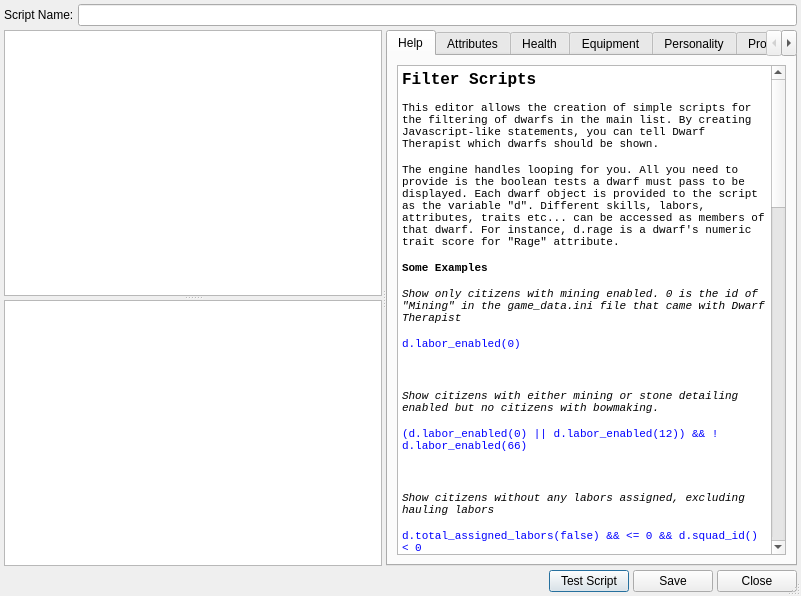
This is src/scriptdialog.ui in Dwarf-Therapist/Dwarf-Therapist as Qt 5 draws it before an edit. The edited form follows.
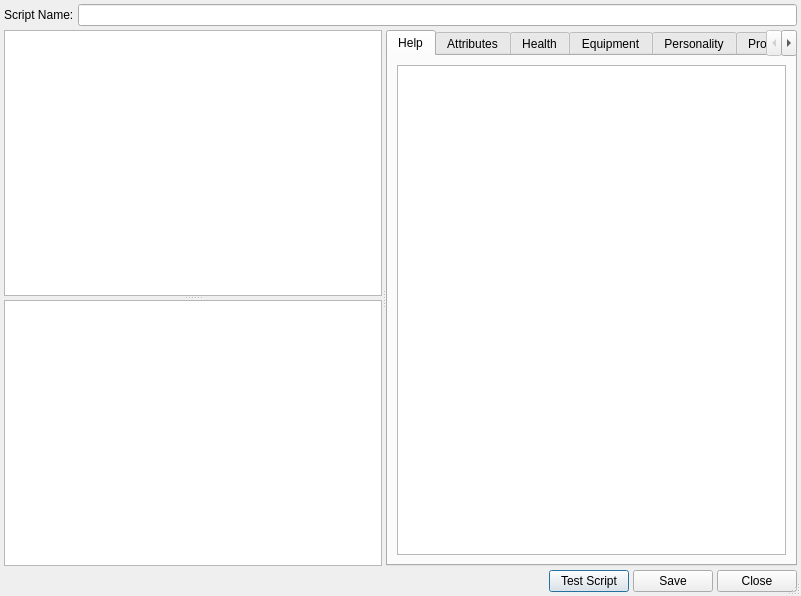
This is the edited form. Icons and pictures are not drawn.

Commit message:
Use adaptive colors in script editor help.
Also made documentation text bigger.

Patch:
```diff
--- a/src/scriptdialog.ui
+++ b/src/scriptdialog.ui
@@ -107,88 +107,9 @@
        <layout class="QVBoxLayout" name="verticalLayout_2">
         <item>
          <widget class="QTextEdit" name="text_help">
-          <property name="font">
-           <font>
-            <family>Courier New</family>
-           </font>
-          </property>
           <property name="readOnly">
            <bool>true</bool>
           </property>
-          <property name="html">
-           <string>&lt;!DOCTYPE HTML PUBLIC &quot;-//W3C//DTD HTML 4.0//EN&quot; &quot;http://www.w3.org/TR/REC-html40/strict.dtd&quot;&gt;
-&lt;html&gt;&lt;head&gt;&lt;meta name=&quot;qrichtext&quot; content=&quot;1&quot; /&gt;&lt;style type=&quot;text/css&quot;&gt;
-p, li { white-space: pre-wrap; }
-&lt;/style&gt;&lt;/head&gt;&lt;body style=&quot; font-family:'Courier New'; font-size:8.25pt; font-weight:400; font-style:normal;&quot;&gt;
-&lt;p style=&quot; margin-top:12px; margin-bottom:12px; margin-left:0px; margin-right:0px; -qt-block-indent:0; text-indent:0px;&quot;&gt;&lt;span style=&quot; font-family:'MS Shell Dlg 2'; font-size:12pt; font-weight:600;&quot;&gt;Filter Scripts&lt;/span&gt;&lt;/p&gt;
-&lt;p style=&quot; margin-top:12px; margin-bottom:12px; margin-left:0px; margin-right:0px; -qt-block-indent:0; text-indent:0px;&quot;&gt;&lt;span style=&quot; font-family:'MS Shell Dlg 2'; font-size:8pt;&quot;&gt;This editor allows the creation of simple scripts for the filtering of dwarfs in the main list. By creating Javascript-like statements, you can tell Dwarf Therapist which dwarfs should be shown.&lt;/span&gt;&lt;/p&gt;
-&lt;p style=&quot; margin-top:12px; margin-bottom:12px; margin-left:0px; margin-right:0px; -qt-block-indent:0; text-indent:0px;&quot;&gt;&lt;span style=&quot; font-family:'MS Shell Dlg 2'; font-size:8pt;&quot;&gt;The engine handles looping for you. All you need to provide is the boolean tests a dwarf must pass to be displayed. Each dwarf object is provided to the script as the variable &amp;quot;d&amp;quot;. Different skills, labors, attributes, traits etc... can be accessed as members of that dwarf. For instance, d.rage is a dwarf's numeric trait score for &amp;quot;Rage&amp;quot; attribute.&lt;/span&gt;&lt;/p&gt;
-&lt;p style=&quot; margin-top:12px; margin-bottom:12px; margin-left:0px; margin-right:0px; -qt-block-indent:0; text-indent:0px;&quot;&gt;&lt;span style=&quot; font-family:'MS Shell Dlg 2'; font-size:8pt; font-weight:600;&quot;&gt;Some Examples&lt;/span&gt;&lt;/p&gt;
-&lt;p style=&quot; margin-top:12px; margin-bottom:12px; margin-left:0px; margin-right:0px; -qt-block-indent:0; text-indent:0px;&quot;&gt;&lt;span style=&quot; font-family:'MS Shell Dlg 2'; font-size:8pt; font-style:italic;&quot;&gt;Show only citizens with mining enabled. &lt;/span&gt;&lt;span style=&quot; font-family:'MS Shell Dlg 2'; font-size:8pt; font-style:italic; color:#000000;&quot;&gt;0 is the id of &amp;quot;Mining&amp;quot; in the game_data.ini file that came with Dwarf Therapist&lt;/span&gt;&lt;/p&gt;
-&lt;p style=&quot; margin-top:12px; margin-bottom:12px; margin-left:0px; margin-right:0px; -qt-block-indent:0; text-indent:0px;&quot;&gt;&lt;span style=&quot; font-family:'Courier New,courier'; font-size:8pt; color:#0000ff;&quot;&gt;d.labor_enabled(0)&lt;/span&gt;&lt;/p&gt;
-&lt;p style=&quot;-qt-paragraph-type:empty; margin-top:12px; margin-bottom:12px; margin-left:0px; margin-right:0px; -qt-block-indent:0; text-indent:0px; font-family:'Courier New,courier'; font-size:8pt; color:#0000ff;&quot;&gt;&lt;br /&gt;&lt;/p&gt;
-&lt;p style=&quot; margin-top:12px; margin-bottom:12px; margin-left:0px; margin-right:0px; -qt-block-indent:0; text-indent:0px;&quot;&gt;&lt;span style=&quot; font-family:'MS Shell Dlg 2'; font-size:8pt; font-style:italic;&quot;&gt;Show citizens with either mining or stone detailing enabled but no citizens with bowmaking.&lt;/span&gt;&lt;/p&gt;
-&lt;p style=&quot; margin-top:12px; margin-bottom:12px; margin-left:0px; margin-right:0px; -qt-block-indent:0; text-indent:0px;&quot;&gt;&lt;span style=&quot; font-family:'Courier New,courier'; font-size:8pt; color:#0000ff;&quot;&gt;(d.labor_enabled(0) || d.labor_enabled(12)) &amp;amp;&amp;amp; !d.labor_enabled(66)&lt;/span&gt;&lt;/p&gt;
-&lt;p style=&quot;-qt-paragraph-type:empty; margin-top:12px; margin-bottom:12px; margin-left:0px; margin-right:0px; -qt-block-indent:0; text-indent:0px; font-size:8pt;&quot;&gt;&lt;br /&gt;&lt;/p&gt;
-&lt;p style=&quot; margin-top:12px; margin-bottom:12px; margin-left:0px; margin-right:0px; -qt-block-indent:0; text-indent:0px;&quot;&gt;&lt;span style=&quot; font-family:'MS Shell Dlg 2'; font-size:8pt; font-style:italic;&quot;&gt;Show citizens without any labors assigned, excluding hauling labors&lt;/span&gt;&lt;/p&gt;
-&lt;p style=&quot; margin-top:12px; margin-bottom:12px; margin-left:0px; margin-right:0px; -qt-block-indent:0; text-indent:0px;&quot;&gt;&lt;span style=&quot; font-family:'Courier New,courier'; font-size:8pt; color:#0000ff;&quot;&gt;d.total_assigned_labors(false) &amp;amp;&amp;amp; &amp;lt;= 0 &amp;amp;&amp;amp; d.squad_id() &amp;lt; 0&lt;/span&gt;&lt;/p&gt;
-&lt;p style=&quot;-qt-paragraph-type:empty; margin-top:12px; margin-bottom:12px; margin-left:0px; margin-right:0px; -qt-block-indent:0; text-indent:0px; font-size:8pt;&quot;&gt;&lt;br /&gt;&lt;/p&gt;
-&lt;p style=&quot; margin-top:12px; margin-bottom:12px; margin-left:0px; margin-right:0px; -qt-block-indent:0; text-indent:0px;&quot;&gt;&lt;span style=&quot; font-family:'MS Shell Dlg 2'; font-size:8pt; font-style:italic;&quot;&gt;Show citizens without noble positions and with either no material preferences, or no item preferences&lt;/span&gt;&lt;/p&gt;
-&lt;p style=&quot; margin-top:12px; margin-bottom:12px; margin-left:0px; margin-right:0px; -qt-block-indent:0; text-indent:0px;&quot;&gt;&lt;span style=&quot; font-family:'Courier New,courier'; font-size:8pt; color:#0000ff;&quot;&gt;d.noble_position() == &amp;quot;&amp;quot; &amp;amp;&amp;amp; (!d.has_preference('','Items') &amp;amp;&amp;amp; !d.has_preference('','Materials')) || !d.has_preference('','Items') || !d.has_preference('','Materials')&lt;/span&gt;&lt;/p&gt;
-&lt;p style=&quot;-qt-paragraph-type:empty; margin-top:12px; margin-bottom:12px; margin-left:0px; margin-right:0px; -qt-block-indent:0; text-indent:0px; font-size:8pt;&quot;&gt;&lt;br /&gt;&lt;/p&gt;
-&lt;p style=&quot; margin-top:12px; margin-bottom:12px; margin-left:0px; margin-right:0px; -qt-block-indent:0; text-indent:0px;&quot;&gt;&lt;span style=&quot; font-family:'MS Shell Dlg 2'; font-size:8pt; font-weight:600;&quot;&gt;General Unit Methods&lt;/span&gt;&lt;/p&gt;
-&lt;p style=&quot; margin-top:12px; margin-bottom:12px; margin-left:0px; margin-right:0px; -qt-block-indent:0; text-indent:0px;&quot;&gt;&lt;span style=&quot; font-family:'MS Shell Dlg 2'; font-size:8pt; font-style:italic;&quot;&gt;The following methods can be called on the &amp;quot;d&amp;quot; object to get more information about a unit.&lt;/span&gt;&lt;/p&gt;
-&lt;p style=&quot; margin-top:12px; margin-bottom:12px; margin-left:0px; margin-right:0px; -qt-block-indent:0; text-indent:0px;&quot;&gt;&lt;span style=&quot; font-family:'MS Shell Dlg 2'; font-size:8pt; color:#aa0000;&quot;&gt;string &lt;/span&gt;&lt;span style=&quot; font-family:'MS Shell Dlg 2'; font-size:8pt; font-weight:600;&quot;&gt;nice_name&lt;/span&gt;&lt;span style=&quot; font-family:'MS Shell Dlg 2'; font-size:8pt;&quot;&gt;()&lt;/span&gt;&lt;/p&gt;
-&lt;p style=&quot; margin-top:12px; margin-bottom:12px; margin-left:0px; margin-right:0px; -qt-block-indent:0; text-indent:0px;&quot;&gt;&lt;span style=&quot; font-family:'MS Shell Dlg 2'; font-size:8pt; color:#aa0000;&quot;&gt;string &lt;/span&gt;&lt;span style=&quot; font-family:'MS Shell Dlg 2'; font-size:8pt; font-weight:600;&quot;&gt;nickname&lt;/span&gt;&lt;span style=&quot; font-family:'MS Shell Dlg 2'; font-size:8pt;&quot;&gt;()&lt;/span&gt;&lt;/p&gt;
-&lt;p style=&quot; margin-top:12px; margin-bottom:12px; margin-left:0px; margin-right:0px; -qt-block-indent:0; text-indent:0px;&quot;&gt;&lt;span style=&quot; font-family:'MS Shell Dlg 2'; font-size:8pt; color:#aa0000;&quot;&gt;bool&lt;/span&gt;&lt;span style=&quot; font-family:'MS Shell Dlg 2'; font-size:8pt;&quot;&gt; &lt;/span&gt;&lt;span style=&quot; font-family:'MS Shell Dlg 2'; font-size:8pt; font-weight:600;&quot;&gt;name_matches&lt;/span&gt;&lt;span style=&quot; font-family:'MS Shell Dlg 2'; font-size:8pt;&quot;&gt;(&lt;/span&gt;&lt;span style=&quot; font-family:'MS Shell Dlg 2'; font-size:8pt; color:#aa0000;&quot;&gt;string&lt;/span&gt;&lt;span style=&quot; font-family:'MS Shell Dlg 2'; font-size:8pt;&quot;&gt; &lt;/span&gt;&lt;span style=&quot; font-family:'MS Shell Dlg 2'; font-size:8pt; color:#0000ff;&quot;&gt;val&lt;/span&gt;&lt;span style=&quot; font-family:'MS Shell Dlg 2'; font-size:8pt;&quot;&gt;) &lt;/span&gt;&lt;span style=&quot; font-family:'MS Shell Dlg 2'; font-size:8pt; font-style:italic;&quot;&gt;**case insensitive search in the unit's full name&lt;/span&gt;&lt;/p&gt;
-&lt;p style=&quot; margin-top:12px; margin-bottom:12px; margin-left:0px; margin-right:0px; -qt-block-indent:0; text-indent:0px;&quot;&gt;&lt;span style=&quot; font-family:'MS Shell Dlg 2'; font-size:8pt; color:#aa0000;&quot;&gt;int &lt;/span&gt;&lt;span style=&quot; font-family:'MS Shell Dlg 2'; font-size:8pt; font-weight:600; color:#000000;&quot;&gt;get_gender&lt;/span&gt;&lt;span style=&quot; font-family:'MS Shell Dlg 2'; font-size:8pt;&quot;&gt;() **&lt;/span&gt;&lt;span style=&quot; font-family:'MS Shell Dlg 2'; font-size:8pt; font-style:italic;&quot;&gt;unknown = -1, female = 0, male = 1&lt;/span&gt;&lt;/p&gt;
-&lt;p style=&quot; margin-top:12px; margin-bottom:12px; margin-left:0px; margin-right:0px; -qt-block-indent:0; text-indent:0px;&quot;&gt;&lt;span style=&quot; font-family:'MS Shell Dlg 2'; font-size:8pt; color:#aa0000;&quot;&gt;bool &lt;/span&gt;&lt;span style=&quot; font-family:'MS Shell Dlg 2'; font-size:8pt; font-weight:600; color:#000000;&quot;&gt;is_male&lt;/span&gt;&lt;span style=&quot; font-family:'MS Shell Dlg 2'; font-size:8pt;&quot;&gt;()&lt;/span&gt;&lt;/p&gt;
-&lt;p style=&quot; margin-top:12px; margin-bottom:12px; margin-left:0px; margin-right:0px; -qt-block-indent:0; text-indent:0px;&quot;&gt;&lt;span style=&quot; font-family:'MS Shell Dlg 2'; font-size:8pt; color:#aa0000;&quot;&gt;bool &lt;/span&gt;&lt;span style=&quot; font-family:'MS Shell Dlg 2'; font-size:8pt; font-weight:600; color:#000000;&quot;&gt;is_female&lt;/span&gt;&lt;span style=&quot; font-family:'MS Shell Dlg 2'; font-size:8pt;&quot;&gt;()&lt;/span&gt;&lt;/p&gt;
-&lt;p style=&quot; margin-top:12px; margin-bottom:12px; margin-left:0px; margin-right:0px; -qt-block-indent:0; text-indent:0px;&quot;&gt;&lt;span style=&quot; font-family:'MS Shell Dlg 2'; font-size:8pt; color:#aa0000;&quot;&gt;int &lt;/span&gt;&lt;span style=&quot; font-family:'MS Shell Dlg 2'; font-size:8pt; font-weight:600; color:#000000;&quot;&gt;get_orientation&lt;/span&gt;&lt;span style=&quot; font-family:'MS Shell Dlg 2'; font-size:8pt;&quot;&gt;() **&lt;/span&gt;&lt;span style=&quot; font-family:'MS Shell Dlg 2'; font-size:8pt; font-style:italic;&quot;&gt;asexual=0, bisexual=1, homosexual=2,heterosexual=3&lt;/span&gt;&lt;/p&gt;
-&lt;p style=&quot; margin-top:12px; margin-bottom:12px; margin-left:0px; margin-right:0px; -qt-block-indent:0; text-indent:0px;&quot;&gt;&lt;span style=&quot; font-family:'MS Shell Dlg 2'; font-size:8pt; color:#aa0000;&quot;&gt;int &lt;/span&gt;&lt;span style=&quot; font-family:'MS Shell Dlg 2'; font-size:8pt; font-weight:600; color:#000000;&quot;&gt;same_sex_commitment&lt;/span&gt;&lt;span style=&quot; font-family:'MS Shell Dlg 2'; font-size:8pt;&quot;&gt;() **uninterested&lt;/span&gt;&lt;span style=&quot; font-family:'MS Shell Dlg 2'; font-size:8pt; font-style:italic;&quot;&gt;=0, lover=1, marriage=2&lt;/span&gt;&lt;/p&gt;
-&lt;p style=&quot; margin-top:12px; margin-bottom:12px; margin-left:0px; margin-right:0px; -qt-block-indent:0; text-indent:0px;&quot;&gt;&lt;span style=&quot; font-family:'MS Shell Dlg 2'; font-size:8pt; color:#aa0000;&quot;&gt;int &lt;/span&gt;&lt;span style=&quot; font-family:'MS Shell Dlg 2'; font-size:8pt; font-weight:600; color:#000000;&quot;&gt;other_sex_commitment&lt;/span&gt;&lt;span style=&quot; font-family:'MS Shell Dlg 2'; font-size:8pt;&quot;&gt;() **uninterested&lt;/span&gt;&lt;span style=&quot; font-family:'MS Shell Dlg 2'; font-size:8pt; font-style:italic;&quot;&gt;=0, lover=1, marriage=2&lt;/span&gt;&lt;/p&gt;
-&lt;p style=&quot; margin-top:12px; margin-bottom:12px; margin-left:0px; margin-right:0px; -qt-block-indent:0; text-indent:0px;&quot;&gt;&lt;span style=&quot; font-family:'MS Shell Dlg 2'; font-size:8pt; color:#aa0000;&quot;&gt;bool &lt;/span&gt;&lt;span style=&quot; font-family:'MS Shell Dlg 2'; font-size:8pt; font-weight:600;&quot;&gt;is_baby&lt;/span&gt;&lt;span style=&quot; font-family:'MS Shell Dlg 2'; font-size:8pt;&quot;&gt;()&lt;/span&gt;&lt;/p&gt;
-&lt;p style=&quot; margin-top:12px; margin-bottom:12px; margin-left:0px; margin-right:0px; -qt-block-indent:0; text-indent:0px;&quot;&gt;&lt;span style=&quot; font-family:'MS Shell Dlg 2'; font-size:8pt; color:#aa0000;&quot;&gt;bool &lt;/span&gt;&lt;span style=&quot; font-family:'MS Shell Dlg 2'; font-size:8pt; font-weight:600;&quot;&gt;is_child&lt;/span&gt;&lt;span style=&quot; font-family:'MS Shell Dlg 2'; font-size:8pt;&quot;&gt;()&lt;/span&gt;&lt;/p&gt;
-&lt;p style=&quot; margin-top:12px; margin-bottom:12px; margin-left:0px; margin-right:0px; -qt-block-indent:0; text-indent:0px;&quot;&gt;&lt;span style=&quot; font-family:'MS Shell Dlg 2'; font-size:8pt; color:#aa0000;&quot;&gt;bool &lt;/span&gt;&lt;span style=&quot; font-family:'MS Shell Dlg 2'; font-size:8pt; font-weight:600;&quot;&gt;is_adult&lt;/span&gt;&lt;span style=&quot; font-family:'MS Shell Dlg 2'; font-size:8pt;&quot;&gt;()&lt;/span&gt;&lt;/p&gt;
-&lt;p style=&quot; margin-top:12px; margin-bottom:12px; margin-left:0px; margin-right:0px; -qt-block-indent:0; text-indent:0px;&quot;&gt;&lt;span style=&quot; font-family:'MS Shell Dlg 2'; font-size:8pt; color:#aa0000;&quot;&gt;bool &lt;/span&gt;&lt;span style=&quot; font-family:'MS Shell Dlg 2'; font-size:8pt; font-weight:600;&quot;&gt;is_citizen&lt;/span&gt;&lt;span style=&quot; font-family:'MS Shell Dlg 2'; font-size:8pt;&quot;&gt;() &lt;/span&gt;&lt;span style=&quot; font-family:'MS Shell Dlg 2'; font-size:8pt; font-style:italic;&quot;&gt;**not a visitor/guest ie. can have labors enabled&lt;/span&gt;&lt;/p&gt;
-&lt;p style=&quot; margin-top:12px; margin-bottom:12px; margin-left:0px; margin-right:0px; -qt-block-indent:0; text-indent:0px;&quot;&gt;&lt;span style=&quot; font-family:'MS Shell Dlg 2'; font-size:8pt; color:#aa0000;&quot;&gt;int &lt;/span&gt;&lt;span style=&quot; font-family:'MS Shell Dlg 2'; font-size:8pt; font-weight:600;&quot;&gt;current_job_id()&lt;/span&gt;&lt;/p&gt;
-&lt;p style=&quot; margin-top:12px; margin-bottom:12px; margin-left:0px; margin-right:0px; -qt-block-indent:0; text-indent:0px;&quot;&gt;&lt;span style=&quot; font-family:'MS Shell Dlg 2'; font-size:8pt; color:#aa0000;&quot;&gt;string &lt;/span&gt;&lt;span style=&quot; font-family:'MS Shell Dlg 2'; font-size:8pt; font-weight:600;&quot;&gt;noble_position&lt;/span&gt;&lt;span style=&quot; font-family:'MS Shell Dlg 2'; font-size:8pt;&quot;&gt;() &lt;/span&gt;&lt;span style=&quot; font-family:'MS Shell Dlg 2'; font-size:8pt; font-style:italic;&quot;&gt;**returns a comma separated list of the unit's noble positions&lt;/span&gt;&lt;/p&gt;
-&lt;p style=&quot; margin-top:12px; margin-bottom:12px; margin-left:0px; margin-right:0px; -qt-block-indent:0; text-indent:0px;&quot;&gt;&lt;span style=&quot; font-family:'MS Shell Dlg 2'; font-size:8pt; color:#aa0000;&quot;&gt;int &lt;/span&gt;&lt;span style=&quot; font-family:'MS Shell Dlg 2'; font-size:8pt; font-weight:600;&quot;&gt;get_raw_happiness&lt;/span&gt;&lt;span style=&quot; font-family:'MS Shell Dlg 2'; font-size:8pt;&quot;&gt;()&lt;/span&gt;&lt;/p&gt;
-&lt;p style=&quot; margin-top:12px; margin-bottom:12px; margin-left:0px; margin-right:0px; -qt-block-indent:0; text-indent:0px;&quot;&gt;&lt;span style=&quot; font-family:'MS Shell Dlg 2'; font-size:8pt; color:#aa0000;&quot;&gt;int &lt;/span&gt;&lt;span style=&quot; font-family:'MS Shell Dlg 2'; font-size:8pt; font-weight:600;&quot;&gt;body_size()&lt;/span&gt;&lt;/p&gt;
-&lt;p style=&quot; margin-top:12px; margin-bottom:12px; margin-left:0px; margin-right:0px; -qt-block-indent:0; text-indent:0px;&quot;&gt;&lt;span style=&quot; font-family:'MS Shell Dlg 2'; font-size:8pt; color:#aa0000;&quot;&gt;int &lt;/span&gt;&lt;span style=&quot; font-family:'MS Shell Dlg 2'; font-size:8pt; font-weight:600;&quot;&gt;migration_wave()&lt;/span&gt;&lt;/p&gt;
-&lt;p style=&quot; margin-top:12px; margin-bottom:12px; margin-left:0px; margin-right:0px; -qt-block-indent:0; text-indent:0px;&quot;&gt;&lt;span style=&quot; font-family:'MS Shell Dlg 2'; font-size:8pt; color:#aa0000;&quot;&gt;bool &lt;/span&gt;&lt;span style=&quot; font-family:'MS Shell Dlg 2'; font-size:8pt; font-weight:600;&quot;&gt;is_cursed&lt;/span&gt;&lt;span style=&quot; font-family:'MS Shell Dlg 2'; font-size:8pt;&quot;&gt;()&lt;/span&gt;&lt;/p&gt;
-&lt;p style=&quot; margin-top:12px; margin-bottom:12px; margin-left:0px; margin-right:0px; -qt-block-indent:0; text-indent:0px;&quot;&gt;&lt;span style=&quot; font-family:'MS Shell Dlg 2'; font-size:8pt; color:#aa0000;&quot;&gt;string &lt;/span&gt;&lt;span style=&quot; font-family:'MS Shell Dlg 2'; font-size:8pt; font-weight:600;&quot;&gt;curse_name&lt;/span&gt;&lt;span style=&quot; font-family:'MS Shell Dlg 2'; font-size:8pt;&quot;&gt;()&lt;/span&gt;&lt;span style=&quot; font-family:'MS Shell Dlg 2'; font-size:8pt; font-style:italic;&quot;&gt; **if the unit is cursed, returns their true name&lt;/span&gt;&lt;/p&gt;
-&lt;p style=&quot; margin-top:12px; margin-bottom:12px; margin-left:0px; margin-right:0px; -qt-block-indent:0; text-indent:0px;&quot;&gt;&lt;span style=&quot; font-family:'MS Shell Dlg 2'; font-size:8pt; color:#aa0000;&quot;&gt;int &lt;/span&gt;&lt;span style=&quot; font-family:'MS Shell Dlg 2'; font-size:8pt; font-weight:600;&quot;&gt;get_age()&lt;/span&gt;&lt;/p&gt;
-&lt;p style=&quot; margin-top:12px; margin-bottom:12px; margin-left:0px; margin-right:0px; -qt-block-indent:0; text-indent:0px;&quot;&gt;&lt;span style=&quot; font-family:'MS Shell Dlg 2'; font-size:8pt; color:#aa0000;&quot;&gt;int &lt;/span&gt;&lt;span style=&quot; font-family:'MS Shell Dlg 2'; font-size:8pt; font-weight:600;&quot;&gt;get_birth_time()&lt;/span&gt;&lt;/p&gt;
-&lt;p style=&quot; margin-top:12px; margin-bottom:12px; margin-left:0px; margin-right:0px; -qt-block-indent:0; text-indent:0px;&quot;&gt;&lt;span style=&quot; font-family:'MS Shell Dlg 2'; font-size:8pt; color:#aa0000;&quot;&gt;int &lt;/span&gt;&lt;span style=&quot; font-family:'MS Shell Dlg 2'; font-size:8pt; font-weight:600;&quot;&gt;get_birth_year()&lt;/span&gt;&lt;/p&gt;
-&lt;p style=&quot; margin-top:12px; margin-bottom:12px; margin-left:0px; margin-right:0px; -qt-block-indent:0; text-indent:0px;&quot;&gt;&lt;span style=&quot; font-family:'MS Shell Dlg 2'; font-size:8pt; color:#aa0000;&quot;&gt;bool &lt;/span&gt;&lt;span style=&quot; font-family:'MS Shell Dlg 2'; font-size:8pt; font-weight:600;&quot;&gt;born_in_fortress()&lt;/span&gt;&lt;/p&gt;
-&lt;p style=&quot; margin-top:12px; margin-bottom:12px; margin-left:0px; margin-right:0px; -qt-block-indent:0; text-indent:0px;&quot;&gt;&lt;span style=&quot; font-family:'MS Shell Dlg 2'; font-size:8pt; color:#aa0000;&quot;&gt;short &lt;/span&gt;&lt;span style=&quot; font-family:'MS Shell Dlg 2'; font-size:8pt; font-weight:600;&quot;&gt;get_caste_id()&lt;/span&gt;&lt;/p&gt;
-&lt;p style=&quot; margin-top:12px; margin-bottom:12px; margin-left:0px; margin-right:0px; -qt-block-indent:0; text-indent:0px;&quot;&gt;&lt;span style=&quot; font-family:'MS Shell Dlg 2'; font-size:8pt; color:#aa0000;&quot;&gt;string &lt;/span&gt;&lt;span style=&quot; font-family:'MS Shell Dlg 2'; font-size:8pt; font-weight:600;&quot;&gt;get_caste_tag()&lt;/span&gt;&lt;/p&gt;
-&lt;p style=&quot; margin-top:12px; margin-bottom:12px; margin-left:0px; margin-right:0px; -qt-block-indent:0; text-indent:0px;&quot;&gt;&lt;span style=&quot; font-family:'MS Shell Dlg 2'; font-size:8pt; color:#aa0000;&quot;&gt;string &lt;/span&gt;&lt;span style=&quot; font-family:'MS Shell Dlg 2'; font-size:8pt; font-weight:600;&quot;&gt;get_caste_name()&lt;/span&gt;&lt;/p&gt;
-&lt;p style=&quot; margin-top:12px; margin-bottom:12px; margin-left:0px; margin-right:0px; -qt-block-indent:0; text-indent:0px;&quot;&gt;&lt;span style=&quot; font-family:'MS Shell Dlg 2'; font-size:8pt; color:#aa0000;&quot;&gt;string &lt;/span&gt;&lt;span style=&quot; font-family:'MS Shell Dlg 2'; font-size:8pt; font-weight:600;&quot;&gt;get_caste_desc()&lt;/span&gt;&lt;/p&gt;
-&lt;p style=&quot; margin-top:12px; margin-bottom:12px; margin-left:0px; margin-right:0px; -qt-block-indent:0; text-indent:0px;&quot;&gt;&lt;span style=&quot; font-family:'MS Shell Dlg 2'; font-size:8pt; color:#aa0000;&quot;&gt;short &lt;/span&gt;&lt;span style=&quot; font-family:'MS Shell Dlg 2'; font-size:8pt; font-weight:600;&quot;&gt;get_race_id()&lt;/span&gt;&lt;/p&gt;
-&lt;p style=&quot; margin-top:12px; margin-bottom:12px; margin-left:0px; margin-right:0px; -qt-block-indent:0; text-indent:0px;&quot;&gt;&lt;span style=&quot; font-family:'MS Shell Dlg 2'; font-size:8pt; color:#aa0000;&quot;&gt;bool &lt;/span&gt;&lt;span style=&quot; font-family:'MS Shell Dlg 2'; font-size:8pt; font-weight:600;&quot;&gt;has_preference(&lt;/span&gt;&lt;span style=&quot; font-family:'MS Shell Dlg 2'; font-size:8pt; color:#aa0000;&quot;&gt;string &lt;/span&gt;&lt;span style=&quot; font-family:'MS Shell Dlg 2'; font-size:8pt; color:#0000ff;&quot;&gt;pref_name, &lt;/span&gt;&lt;span style=&quot; font-family:'MS Shell Dlg 2'; font-size:8pt; color:#aa0000;&quot;&gt;string &lt;/span&gt;&lt;span style=&quot; font-family:'MS Shell Dlg 2'; font-size:8pt; color:#0000ff;&quot;&gt;pref_category) &lt;/span&gt;&lt;span style=&quot; font-family:'MS Shell Dlg 2'; font-size:8pt; font-style:italic; color:#000000;&quot;&gt;**leave pref_category blank to search in all categories. eg. has_preference(copper,&amp;quot;&amp;quot;)&lt;/span&gt;&lt;/p&gt;
-&lt;p style=&quot; margin-top:12px; margin-bottom:12px; margin-left:0px; margin-right:0px; -qt-block-indent:0; text-indent:0px;&quot;&gt;&lt;span style=&quot; font-family:'MS Shell Dlg 2'; font-size:8pt; color:#aa0000;&quot;&gt;bool &lt;/span&gt;&lt;span style=&quot; font-family:'MS Shell Dlg 2'; font-size:8pt; font-weight:600;&quot;&gt;has_thought(&lt;/span&gt;&lt;span style=&quot; font-family:'MS Shell Dlg 2'; font-size:8pt; color:#aa0000;&quot;&gt;short &lt;/span&gt;&lt;span style=&quot; font-family:'MS Shell Dlg 2'; font-size:8pt; color:#0000ff;&quot;&gt;id)&lt;/span&gt;&lt;/p&gt;
-&lt;p style=&quot;-qt-paragraph-type:empty; margin-top:12px; margin-bottom:12px; margin-left:0px; margin-right:0px; -qt-block-indent:0; text-indent:0px; font-family:'MS Shell Dlg 2'; font-size:8pt; color:#0000ff;&quot;&gt;&lt;br /&gt;&lt;/p&gt;
-&lt;p style=&quot; margin-top:12px; margin-bottom:12px; margin-left:0px; margin-right:0px; -qt-block-indent:0; text-indent:0px;&quot;&gt;&lt;span style=&quot; font-family:'MS Shell Dlg 2'; font-size:8pt; font-weight:600;&quot;&gt;Animal Methods&lt;/span&gt;&lt;/p&gt;
-&lt;p style=&quot; margin-top:12px; margin-bottom:12px; margin-left:0px; margin-right:0px; -qt-block-indent:0; text-indent:0px;&quot;&gt;&lt;span style=&quot; font-family:'MS Shell Dlg 2'; font-size:8pt; color:#aa0000;&quot;&gt;bool &lt;/span&gt;&lt;span style=&quot; font-family:'MS Shell Dlg 2'; font-size:8pt; font-weight:600;&quot;&gt;is_animal&lt;/span&gt;&lt;span style=&quot; font-family:'MS Shell Dlg 2'; font-size:8pt;&quot;&gt;()&lt;/span&gt;&lt;/p&gt;
-&lt;p style=&quot; margin-top:12px; margin-bottom:12px; margin-left:0px; margin-right:0px; -qt-block-indent:0; text-indent:0px;&quot;&gt;&lt;span style=&quot; font-family:'MS Shell Dlg 2'; font-size:8pt; color:#aa0000;&quot;&gt;bool &lt;/span&gt;&lt;span style=&quot; font-family:'MS Shell Dlg 2'; font-size:8pt; font-weight:600;&quot;&gt;is_pet&lt;/span&gt;&lt;span style=&quot; font-family:'MS Shell Dlg 2'; font-size:8pt;&quot;&gt;()&lt;/span&gt;&lt;/p&gt;
-&lt;p style=&quot; margin-top:12px; margin-bottom:12px; margin-left:0px; margin-right:0px; -qt-block-indent:0; text-indent:0px;&quot;&gt;&lt;span style=&quot; font-family:'MS Shell Dlg 2'; font-size:8pt; color:#aa0000;&quot;&gt;int &lt;/span&gt;&lt;span style=&quot; font-family:'MS Shell Dlg 2'; font-size:8pt; font-weight:600;&quot;&gt;trained_level&lt;/span&gt;&lt;span style=&quot; font-family:'MS Shell Dlg 2'; font-size:8pt;&quot;&gt;() **&lt;/span&gt;&lt;span style=&quot; font-family:'MS Shell Dlg 2'; font-size:8pt; font-style:italic;&quot;&gt;none=-1, semi-wild=0,trained=1,well trained=2,skillfully=3,expertly=4,exceptionally=5,masterfully=6,domesticated=7,unknown=8,wild=9,hostile=10&lt;/span&gt;&lt;/p&gt;
-&lt;p style=&quot;-qt-paragraph-type:empty; margin-top:12px; margin-bottom:12px; margin-left:0px; margin-right:0px; -qt-block-indent:0; text-indent:0px; font-family:'MS Shell Dlg 2'; font-size:8pt;&quot;&gt;&lt;br /&gt;&lt;/p&gt;
-&lt;p style=&quot; margin-top:12px; margin-bottom:12px; margin-left:0px; margin-right:0px; -qt-block-indent:0; text-indent:0px;&quot;&gt;&lt;span style=&quot; font-family:'MS Shell Dlg 2'; font-size:8pt; font-weight:600;&quot;&gt;Role Methods&lt;/span&gt;&lt;/p&gt;
-&lt;p style=&quot; margin-top:12px; margin-bottom:12px; margin-left:0px; margin-right:0px; -qt-block-indent:0; text-indent:0px;&quot;&gt;&lt;span style=&quot; font-family:'MS Shell Dlg 2'; font-size:8pt; color:#aa0000;&quot;&gt;float&lt;/span&gt;&lt;span style=&quot; font-family:'MS Shell Dlg 2'; font-size:8pt;&quot;&gt; &lt;/span&gt;&lt;span style=&quot; font-family:'MS Shell Dlg 2'; font-size:8pt; font-weight:600;&quot;&gt;get_role_rating&lt;/span&gt;&lt;span style=&quot; font-family:'MS Shell Dlg 2'; font-size:8pt;&quot;&gt;(&lt;/span&gt;&lt;span style=&quot; font-family:'MS Shell Dlg 2'; font-size:8pt; color:#aa0000;&quot;&gt;string&lt;/span&gt;&lt;span style=&quot; font-family:'MS Shell Dlg 2'; font-size:8pt;&quot;&gt; &lt;/span&gt;&lt;span style=&quot; font-family:'MS Shell Dlg 2'; font-size:8pt; color:#0000ff;&quot;&gt;role_name&lt;/span&gt;&lt;span style=&quot; font-family:'MS Shell Dlg 2'; font-size:8pt;&quot;&gt;)&lt;/span&gt;&lt;/p&gt;
-&lt;p style=&quot;-qt-paragraph-type:empty; margin-top:12px; margin-bottom:12px; margin-left:0px; margin-right:0px; -qt-block-indent:0; text-indent:0px; font-size:8pt;&quot;&gt;&lt;br /&gt;&lt;/p&gt;
-&lt;p style=&quot; margin-top:12px; margin-bottom:12px; margin-left:0px; margin-right:0px; -qt-block-indent:0; text-indent:0px;&quot;&gt;&lt;span style=&quot; font-family:'MS Shell Dlg 2'; font-size:8pt; font-weight:600;&quot;&gt;Squad &amp;amp; Military Methods&lt;/span&gt;&lt;/p&gt;
-&lt;p style=&quot; margin-top:12px; margin-bottom:12px; margin-left:0px; margin-right:0px; -qt-block-indent:0; text-indent:0px;&quot;&gt;&lt;span style=&quot; font-family:'MS Shell Dlg 2'; font-size:8pt; color:#aa0000;&quot;&gt;bool &lt;/span&gt;&lt;span style=&quot; font-family:'MS Shell Dlg 2'; font-size:8pt; font-weight:600;&quot;&gt;active_military&lt;/span&gt;&lt;span style=&quot; font-family:'MS Shell Dlg 2'; font-size:8pt;&quot;&gt;()&lt;/span&gt;&lt;/p&gt;
-&lt;p style=&quot; margin-top:12px; margin-bottom:12px; margin-left:0px; margin-right:0px; -qt-block-indent:0; text-indent:0px;&quot;&gt;&lt;span style=&quot; font-family:'MS Shell Dlg 2'; font-size:8pt; color:#aa0000;&quot;&gt;bool &lt;/span&gt;&lt;span style=&quot; font-family:'MS Shell Dlg 2'; font-size:8pt; font-weight:600;&quot;&gt;squad_id() &lt;/span&gt;&lt;span style=&quot; font-family:'MS Shell Dlg 2'; font-size:8pt; font-style:italic;&quot;&gt;**below 0 indicates no squad&lt;/span&gt;&lt;/p&gt;
-&lt;p style=&quot; margin-top:12px; margin-bottom:12px; margin-left:0px; margin-right:0px; -qt-block-indent:0; text-indent:0px;&quot;&gt;&lt;span style=&quot; font-family:'MS Shell Dlg 2'; font-size:8pt; color:#aa0000;&quot;&gt;int &lt;/span&gt;&lt;span style=&quot; font-family:'MS Shell Dlg 2'; font-size:8pt; font-weight:600;&quot;&gt;squad_position()&lt;/span&gt;&lt;/p&gt;
-&lt;p style=&quot;-qt-paragraph-type:empty; margin-top:12px; margin-bottom:12px; margin-left:0px; margin-right:0px; -qt-block-indent:0; text-indent:0px; font-family:'MS Shell Dlg 2'; font-size:8pt; font-style:italic;&quot;&gt;&lt;br /&gt;&lt;/p&gt;
-&lt;p style=&quot; margin-top:12px; margin-bottom:12px; margin-left:0px; margin-right:0px; -qt-block-indent:0; text-indent:0px;&quot;&gt;&lt;span style=&quot; font-family:'MS Shell Dlg 2'; font-size:8pt; font-weight:600;&quot;&gt;Syndrome (Buff/Ailment) Methods&lt;/span&gt;&lt;/p&gt;
-&lt;p style=&quot; margin-top:12px; margin-bottom:12px; margin-left:0px; margin-right:0px; -qt-block-indent:0; text-indent:0px;&quot;&gt;&lt;span style=&quot; font-family:'MS Shell Dlg 2'; font-size:8pt; color:#aa0000;&quot;&gt;bool &lt;/span&gt;&lt;span style=&quot; font-family:'MS Shell Dlg 2'; font-size:8pt; font-weight:600;&quot;&gt;is_buffed&lt;/span&gt;&lt;span style=&quot; font-family:'MS Shell Dlg 2'; font-size:8pt;&quot;&gt;() &lt;/span&gt;&lt;span style=&quot; font-family:'MS Shell Dlg 2'; font-size:8pt; font-style:italic;&quot;&gt;**a buff is considered any syndrome that won't hospitalize the unit&lt;/span&gt;&lt;/p&gt;
-&lt;p style=&quot; margin-top:12px; margin-bottom:12px; margin-left:0px; margin-right:0px; -qt-block-indent:0; text-indent:0px;&quot;&gt;&lt;span style=&quot; font-family:'MS Shell Dlg 2'; font-size:8pt; color:#aa0000;&quot;&gt;string &lt;/span&gt;&lt;span style=&quot; font-family:'MS Shell Dlg 2'; font-size:8pt; font-weight:600;&quot;&gt;buffs&lt;/span&gt;&lt;span style=&quot; font-family:'MS Shell Dlg 2'; font-size:8pt;&quot;&gt;() &lt;/span&gt;&lt;span style=&quot; font-family:'MS Shell Dlg 2'; font-size:8pt; font-style:italic;&quot;&gt;**returns a comma separated list of the current active beneficial syndromes&lt;/span&gt;&lt;/p&gt;
-&lt;p style=&quot; margin-top:12px; margin-bottom:12px; margin-left:0px; margin-right:0px; -qt-block-indent:0; text-indent:0px;&quot;&gt;&lt;span style=&quot; font-family:'MS Shell Dlg 2'; font-size:8pt; color:#aa0000;&quot;&gt;string &lt;/span&gt;&lt;span style=&quot; font-family:'MS Shell Dlg 2'; font-size:8pt; font-weight:600;&quot;&gt;syndromes&lt;/span&gt;&lt;span style=&quot; font-family:'MS Shell Dlg 2'; font-size:8pt;&quot;&gt;() &lt;/span&gt;&lt;span style=&quot; font-family:'MS Shell Dlg 2'; font-size:8pt; font-style:italic;&quot;&gt;**returns a comma separated list of all active syndromes&lt;/span&gt;&lt;/p&gt;
-&lt;p style=&quot; margin-top:12px; margin-bottom:12px; margin-left:0px; margin-right:0px; -qt-block-indent:0; text-indent:0px;&quot;&gt;&lt;span style=&quot; font-family:'MS Shell Dlg 2'; font-size:8pt; color:#aa0000;&quot;&gt;string &lt;/span&gt;&lt;span style=&quot; font-family:'MS Shell Dlg 2'; font-size:8pt; font-weight:600;&quot;&gt;has_syndromes&lt;/span&gt;&lt;span style=&quot; font-family:'MS Shell Dlg 2'; font-size:8pt;&quot;&gt;(&lt;/span&gt;&lt;span style=&quot; font-family:'MS Shell Dlg 2'; font-size:8pt; color:#aa0000;&quot;&gt;string &lt;/span&gt;&lt;span style=&quot; font-family:'MS Shell Dlg 2'; font-size:8pt; color:#0000ff;&quot;&gt;name&lt;/span&gt;&lt;span style=&quot; font-family:'MS Shell Dlg 2'; font-size:8pt;&quot;&gt;) &lt;/span&gt;&lt;span style=&quot; font-family:'MS Shell Dlg 2'; font-size:8pt; font-style:italic;&quot;&gt;**can be partial names&lt;/span&gt;&lt;/p&gt;&lt;/body&gt;&lt;/html&gt;</string>
-          </property>
           <property name="acceptRichText">
            <bool>false</bool>
           </property>
```
Left out of the diff: 90 changed lines with no effect on the pictures. The commit also changes 1 other file.
